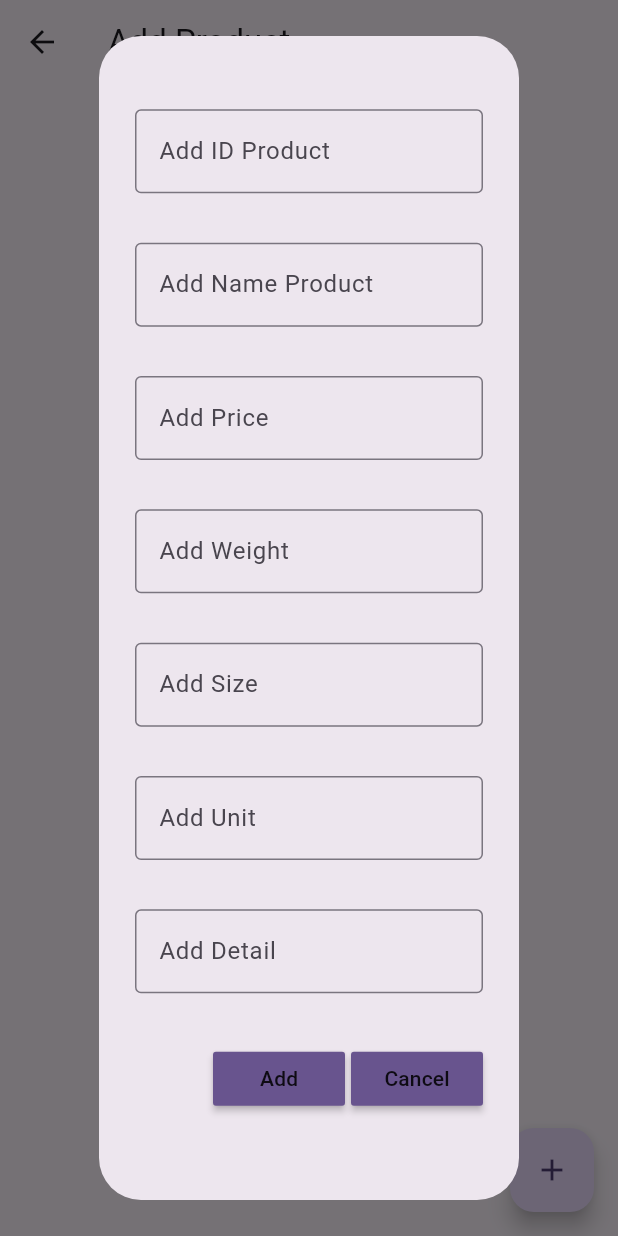
After one commit to Knabi123/Industry_Move, a Flutter app: the Addproduct screen opened directly, after a tap on the "add" icon, on a phone screen of 412 x 824 dp. The commit adds this screen. Run offline on Flutter 3.47's test engine with Material 2 defaults, Android fonts, the phone set to English and light mode, and no system bars.

Commit message:
first commit

```diff
--- a/lib/src/addproduct.dart
+++ b/lib/src/addproduct.dart
@@ -1,12 +1,67 @@
+import 'package:company/utils/add_product.dart';
+import 'package:company/utils/dialog_product.dart';
 import 'package:flutter/material.dart';
 
-class Addproduct extends StatelessWidget {
-  const Addproduct({super.key});
+List add_product=[
+
+];
+
+final _controllerproduct = TextEditingController();
+
+class Addproduct extends StatefulWidget {
+  const Addproduct({Key? key}) : super(key: key);
+
+  @override
+  _AddproductState createState() => _AddproductState();
+}
+
+class _AddproductState extends State<Addproduct> {
+  void saveNewProduct() {
+    setState(() {
+      add_product.add([_controllerproduct.text, false]);
+    });
+    Navigator.of(context).pop();
+  }
+
+  void createNewProduct(BuildContext context) {
+    showDialog(
+      context: context,
+      builder: (context) {
+        return Dialogboxproduct(
+          controllerproduct: _controllerproduct,
+          onSave: saveNewProduct,
+          onCancel: () => Navigator.of(context).pop(),
+        );
+      },
+    );
+  }
 
   @override
   Widget build(BuildContext context) {
-    return Container(
-      child: Text("Add"),
+    return Scaffold(
+      appBar: AppBar(
+        title: Text('Add Product'),
+      ),
+      floatingActionButton: FloatingActionButton(
+        onPressed:()=> createNewProduct(context),
+        child: Icon(Icons.add),
+        ),
+      body: ListView.builder(
+itemCount: add_product.length,
+itemBuilder: (context, index){
+  return Add_product(
+    Productname: add_product[index][0],
+    Id_product: add_product[index][0],
+    Price_product: add_product[index][0],
+    Weight_product: add_product[index][0],
+    Size_product: add_product[index][0],
+    Detail_product: add_product[index][0],
+    Unit_product: add_product[index][0],
+  );
+},
+      ),
     );
   }
+
+
 }
--- /dev/null
+++ b/lib/utils/add_product.dart
@@ -0,0 +1,52 @@
+import 'package:flutter/material.dart';
+
+class Add_product extends StatelessWidget {
+  final String Id_product;
+  final String Productname;
+  final String Price_product;
+  final String Unit_product;
+  final String Weight_product;
+  final String Size_product;
+  final String Detail_product;
+  Add_product({
+    super.key,
+    required this.Productname,
+    required this.Id_product,
+    required this.Detail_product,
+    required this.Price_product,
+    required this.Size_product,
+    required this.Unit_product,
+    required this.Weight_product,
+    });
+
+  @override
+  Widget build(BuildContext context) {
+    return Padding(
+      padding: const EdgeInsets.only(left:10.0,right:10,top: 10),
+      child: Container(
+        padding: EdgeInsets.all(50),
+        child: Row(
+          children: [
+            Column(
+              children: [
+                Text(Id_product),
+            Text(Productname),
+            Text(Price_product),
+                Text(Unit_product),
+                Text(Weight_product),
+            Text(Size_product),
+            Text(Detail_product),
+              ],
+            ),
+
+          ],
+        ),
+        decoration: BoxDecoration(
+          color: Colors.pink,
+          borderRadius: BorderRadius.circular(12),
+        ),
+        ),
+
+      );
+  }
+}
--- /dev/null
+++ b/lib/utils/bottonproduct.dart
@@ -0,0 +1,20 @@
+import 'package:flutter/material.dart';
+
+class ButtonProduct extends StatelessWidget {
+  final String text;
+  VoidCallback onPressed;
+  ButtonProduct({
+    super.key,
+    required this.text,
+    required this.onPressed,
+    });
+
+  @override
+  Widget build(BuildContext context) {
+    return MaterialButton(
+      onPressed: onPressed,
+      color: Theme.of(context).primaryColor,
+      child: Text(text),
+    );
+  }
+}
--- /dev/null
+++ b/lib/utils/dialog_product.dart
@@ -0,0 +1,91 @@
+import 'package:company/utils/bottonproduct.dart';
+import 'package:flutter/material.dart';
+
+class Dialogboxproduct extends StatelessWidget {
+  final controllerproduct;
+  VoidCallback onSave;
+  VoidCallback onCancel;
+  Dialogboxproduct({
+    super.key,
+    required this.controllerproduct,
+    required this.onSave,
+    required this.onCancel,
+    });
+
+  @override
+  Widget build(BuildContext context) {
+    return AlertDialog(
+      content: Container(height: 1000,
+      child: Column(
+        mainAxisAlignment: MainAxisAlignment.spaceEvenly,
+        children: [
+        TextField(
+          controller: controllerproduct,
+          decoration: InputDecoration(
+            border: OutlineInputBorder(),
+            hintText: "Add ID Product"
+          ),
+
+        ),
+         TextField(
+          controller: controllerproduct,
+          decoration: InputDecoration(
+            border: OutlineInputBorder(),
+            hintText: "Add Name Product"
+          ),
+
+        ),
+         TextField(
+          controller: controllerproduct,
+          decoration: InputDecoration(
+            border: OutlineInputBorder(),
+            hintText: "Add Price"
+          ),
+
+        ),
+         TextField(
+          controller: controllerproduct,
+          decoration: InputDecoration(
+            border: OutlineInputBorder(),
+            hintText: "Add Weight"
+          ),
+
+        ),
+         TextField(
+          controller: controllerproduct,
+          decoration: InputDecoration(
+            border: OutlineInputBorder(),
+            hintText: "Add Size"
+          ),
+        ),
+         TextField(
+          controller: controllerproduct,
+          decoration: InputDecoration(
+            border: OutlineInputBorder(),
+            hintText: "Add Unit"
+          ),
+
+        ),
+         TextField(
+          controller: controllerproduct,
+          decoration: InputDecoration(
+            border: OutlineInputBorder(),
+            hintText: "Add Detail"
+          ),
+
+        ),
+
+        Row(
+          mainAxisAlignment: MainAxisAlignment.end,
+          children: [
+            ButtonProduct(text: "Add", onPressed:onSave),
+            const SizedBox(width: 4,),
+            ButtonProduct(text: "Cancel", onPressed:onCancel),
+
+        ],)
+      ]),
+
+      ),
+    );
+  }
+}
```
Also changed, not shown: lib/src/addproducttype.dart (+33 -6 lines), lib/utils/addtype.dart (+17 -9 lines), lib/utils/bottondialog.dart (added, +19 -0 lines), lib/utils/dialogbox.dart (added, +42 -0 lines).
